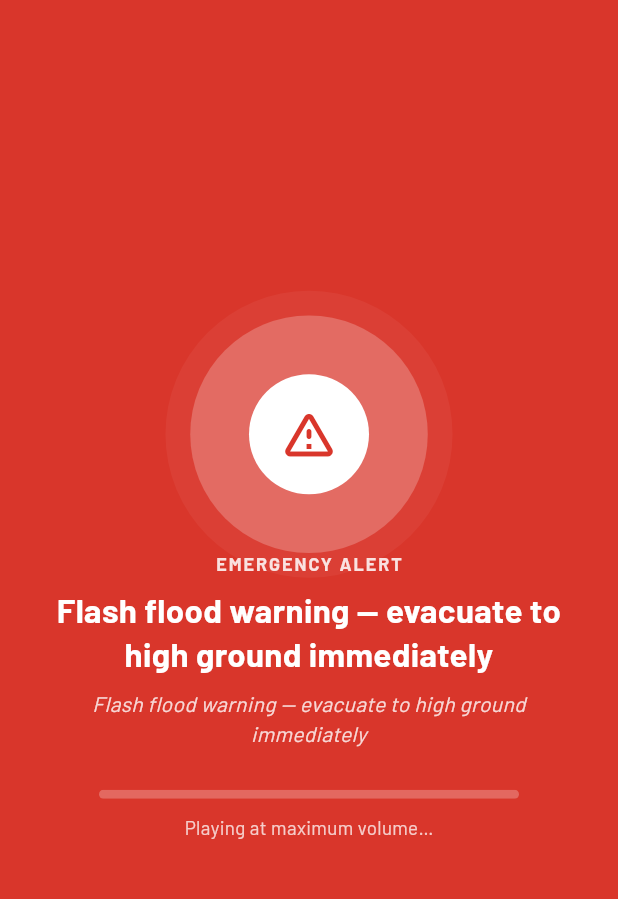
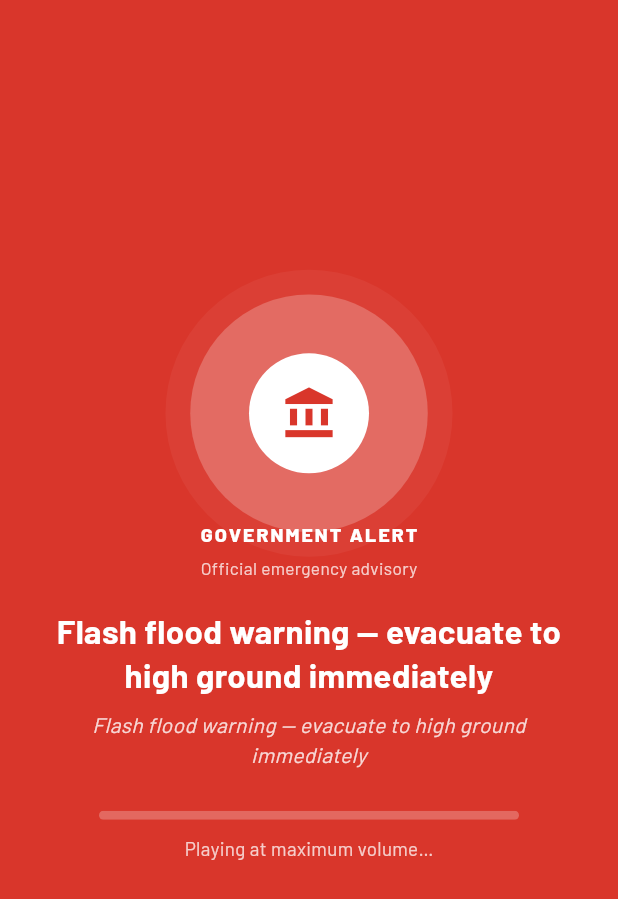
Before and after one commit to Virax17/SIH-Prototype, a Flutter app: the EmergencyScreen widget shown alone on an empty page, opened directly, on a phone screen of 412 x 824 dp. Shown: the top 899 px of the screen. Run offline on Flutter 3.47's test engine with Material 3 defaults, Android fonts, the phone set to English and light mode, and no system bars; our stand-ins replace shared_preferences; missing offline and left inert: flutter_classic_bluetooth; accounts and stored records are empty.

Commit message:
Style broadcast as an official government alert, log it permanently
The emergency takeover screen now reads as a government/official
advisory (icon, "GOVERNMENT ALERT" label, subtitle) rather than a
generic emergency alert — any user can send it, but it's presented as
authoritative, matching real disaster-broadcast systems.

Every broadcast is now recorded to a permanent local history
(shared_preferences, never auto-deleted) with timestamp and message
text, viewable from a new Settings > Alert history screen.

```diff
--- a/lib/models.dart
+++ b/lib/models.dart
@@ -68,3 +68,37 @@ class Message {
 }
 
 enum ScriptMode { both, native, latin }
+
+/// A permanent local record of a government emergency broadcast that was
+/// sent or received. Never auto-deleted — the log is the point.
+class EmergencyAlertRecord {
+  final int id;
+  final MsgDir dir;
+  final String native;
+  final String latin;
+  final DateTime timestamp;
+
+  const EmergencyAlertRecord({
+    required this.id,
+    required this.dir,
+    required this.native,
+    required this.latin,
+    required this.timestamp,
+  });
+
+  factory EmergencyAlertRecord.fromJson(Map<String, dynamic> j) => EmergencyAlertRecord(
+        id: j['id'] as int,
+        dir: MsgDir.values.byName(j['dir'] as String),
+        native: j['native'] as String,
+        latin: j['latin'] as String,
+        timestamp: DateTime.parse(j['timestamp'] as String),
+      );
+
+  Map<String, dynamic> toJson() => {
+        'id': id,
+        'dir': dir.name,
+        'native': native,
+        'latin': latin,
+        'timestamp': timestamp.toIso8601String(),
+      };
+}
--- a/lib/widgets/emergency_screen.dart
+++ b/lib/widgets/emergency_screen.dart
@@ -49,14 +49,16 @@ class _EmergencyScreenState extends State<EmergencyScreen> with SingleTickerProv
                   width: 80,
                   height: 80,
                   decoration: const BoxDecoration(color: Colors.white, shape: BoxShape.circle),
-                  child: const Icon(Icons.warning_amber_rounded, color: AppColors.danger, size: 40),
+                  child: const Icon(Icons.account_balance, color: AppColors.danger, size: 38),
                 ),
               ],
             ),
           ),
-          const SizedBox(height: 28),
-          Text('EMERGENCY ALERT', style: TextStyle(fontFamily: appFont, fontWeight: FontWeight.w700, fontSize: 12, letterSpacing: 1.3, color: Colors.white.withValues(alpha: 0.85))),
-          const SizedBox(height: 8),
+          const SizedBox(height: 22),
+          Text('GOVERNMENT ALERT', style: TextStyle(fontFamily: appFont, fontWeight: FontWeight.w800, fontSize: 13, letterSpacing: 1.4, color: Colors.white)),
+          const SizedBox(height: 4),
+          Text('Official emergency advisory', style: TextStyle(fontFamily: appFont, fontSize: 11.5, color: Colors.white.withValues(alpha: 0.75))),
+          const SizedBox(height: 20),
           Text(
             msg.native,
             textAlign: TextAlign.center,
```
Also changed, not shown: lib/app_state.dart (+41 -0 lines), lib/screens/alert_history_screen.dart (added, +122 -0 lines), lib/screens/settings_screen.dart (+10 -0 lines).
